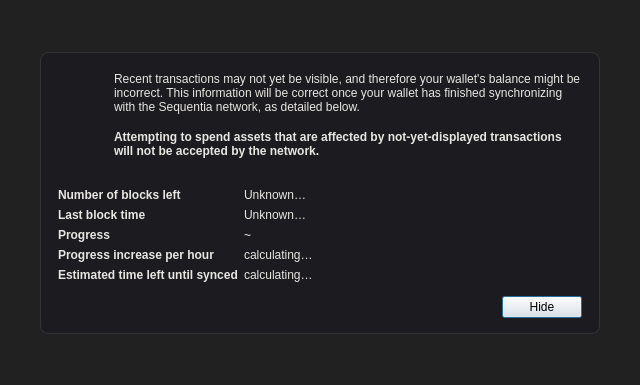
Before: the Qt Designer form src/qt/forms/modaloverlay.ui in ConcatenaLabs/Sequentia, drawn with Qt 5.
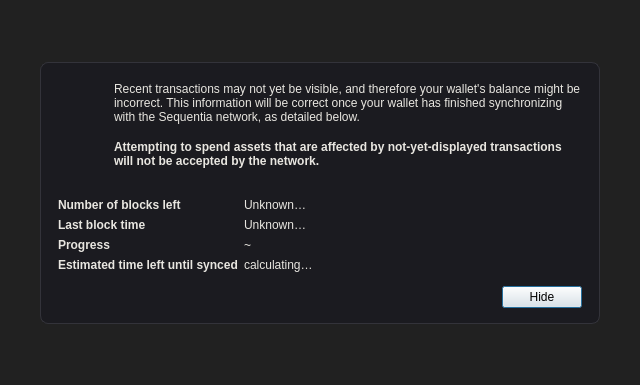
After: the same form once the commit is applied. Icons and pictures are not drawn.

Commit message: qt: let the sync overlay's text have the height it needs, and drop a figure that never said anything

```diff
--- a/src/qt/forms/modaloverlay.ui
+++ b/src/qt/forms/modaloverlay.ui
@@ -301,27 +301,7 @@
              </item>
             </layout>
            </item>
-           <item row="4" column="0">
-            <widget class="QLabel" name="labelProgressIncrease">
-             <property name="font">
-              <font>
-               <weight>75</weight>
-               <bold>true</bold>
-              </font>
-             </property>
-             <property name="text">
-              <string>Progress increase per hour</string>
-             </property>
-            </widget>
-           </item>
-           <item row="4" column="1">
-            <widget class="QLabel" name="progressIncreasePerH">
-             <property name="text">
-              <string>calculating…</string>
-             </property>
-            </widget>
-           </item>
-           <item row="5" column="0">
+           <item row="3" column="0">
             <widget class="QLabel" name="labelEstimatedTimeLeft">
              <property name="font">
               <font>
@@ -334,7 +314,7 @@
              </property>
             </widget>
            </item>
-           <item row="5" column="1">
+           <item row="3" column="1">
             <widget class="QLabel" name="expectedTimeLeft">
              <property name="text">
               <string>calculating…</string>
```
The commit also changes 1 other file.
